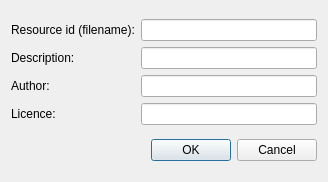
Old version of the form src/widgets/new_resource_element_dialog.ui in the repository Kangie/solarus.
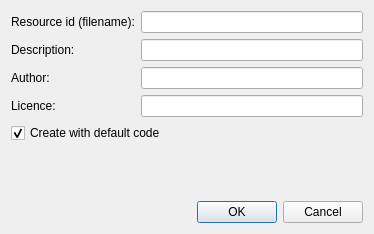
New version of the form.

Commit message:
New option to not generate default code when creating scripts
Closes #528.

Diff of the .ui file:
```diff
--- a/src/widgets/new_resource_element_dialog.ui
+++ b/src/widgets/new_resource_element_dialog.ui
@@ -6,14 +6,24 @@
    <rect>
     <x>0</x>
     <y>0</y>
-    <width>328</width>
-    <height>182</height>
+    <width>374</width>
+    <height>234</height>
    </rect>
   </property>
   <property name="windowTitle">
    <string>Create resource</string>
   </property>
   <layout class="QGridLayout" name="gridLayout_2">
+   <item row="3" column="0">
+    <widget class="QDialogButtonBox" name="button_box">
+     <property name="orientation">
+      <enum>Qt::Horizontal</enum>
+     </property>
+     <property name="standardButtons">
+      <set>QDialogButtonBox::Cancel|QDialogButtonBox::Ok</set>
+     </property>
+    </widget>
+   </item>
    <item row="0" column="0">
     <layout class="QGridLayout" name="grid_layout">
      <item row="1" column="0">
@@ -62,15 +72,28 @@
     </layout>
    </item>
    <item row="1" column="0">
-    <widget class="QDialogButtonBox" name="button_box">
-     <property name="orientation">
-      <enum>Qt::Horizontal</enum>
+    <widget class="QCheckBox" name="create_with_default_code_check_box">
+     <property name="text">
+      <string>Create with default code</string>
      </property>
-     <property name="standardButtons">
-      <set>QDialogButtonBox::Cancel|QDialogButtonBox::Ok</set>
+     <property name="checked">
+      <bool>true</bool>
      </property>
     </widget>
    </item>
+   <item row="2" column="0">
+    <spacer name="verticalSpacer">
+     <property name="orientation">
+      <enum>Qt::Vertical</enum>
+     </property>
+     <property name="sizeHint" stdset="0">
+      <size>
+       <width>0</width>
+       <height>0</height>
+      </size>
+     </property>
+    </spacer>
+   </item>
   </layout>
  </widget>
  <tabstops>
```
The commit also changes 5 other files.
